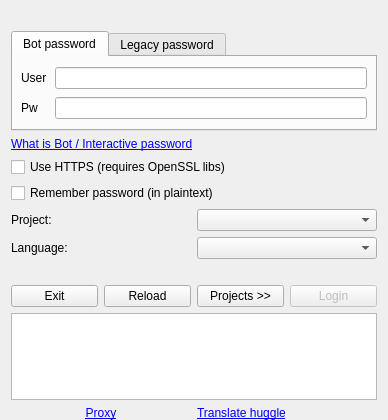
This is huggle/login.ui in huggle/huggle3-qt-lx as Qt 5 draws it before an edit. The edited form follows.
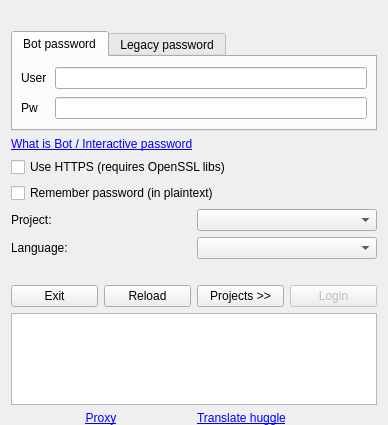
This is the edited form. Icons and pictures are not drawn.

What changed in the file:
```diff
--- a/huggle/login.ui
+++ b/huggle/login.ui
@@ -7,7 +7,7 @@
     <x>0</x>
     <y>0</y>
     <width>388</width>
-    <height>420</height>
+    <height>425</height>
    </rect>
   </property>
   <property name="sizePolicy">
```
Left out of the diff: 3 changed lines with no effect on the pictures.
